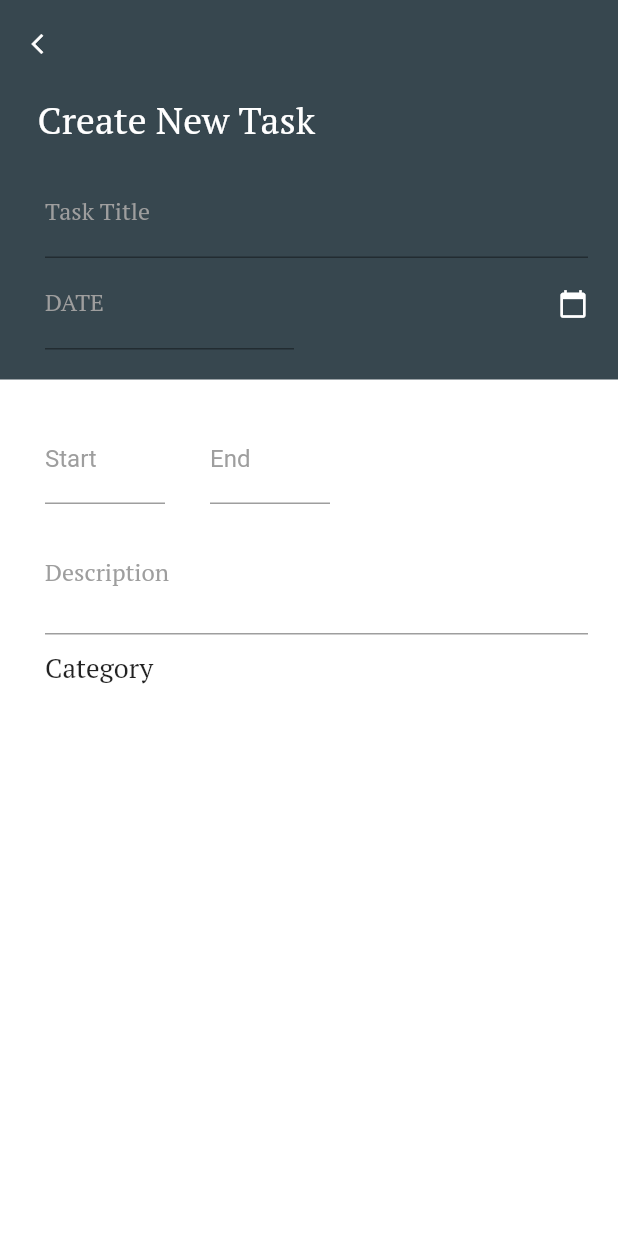
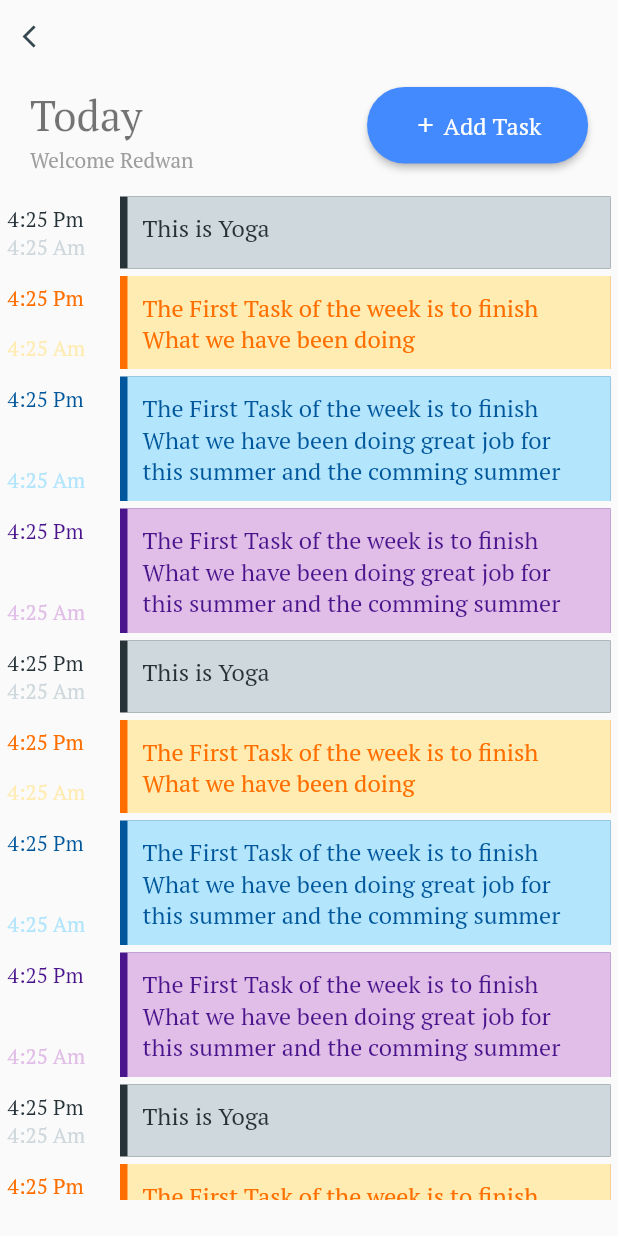
Before and after one commit to redwanJemal/DailyActivity, a Flutter app: the screen it shows after launch, after a tap on the "calendar today" icon, on a phone screen of 412 x 824 dp. Run offline on Flutter 3.47's test engine with Material 2 defaults, Android fonts, the light colour scheme and no system bars; our stand-ins replace google_fonts; network calls fail.

Commit message:
Ongoing Tasks Added

```diff
--- a/lib/screens/Home.dart
+++ b/lib/screens/Home.dart
@@ -1,3 +1,4 @@
+import 'package:daily_activity/screens/NewTask.dart';
 import 'package:daily_activity/widgets/category.dart';
 import 'package:daily_activity/widgets/my_task.dart';
 import 'package:daily_activity/widgets/profile.dart';
@@ -68,6 +69,16 @@ class _HomeScreenState extends State<HomeScreen>{
           }
         ),
       ),
+      floatingActionButton: FloatingActionButton(
+        onPressed: () {
+          Navigator.push(
+            context,
+            MaterialPageRoute(builder: (context) => NewTask()),
+          );
+        },
+        child: Icon(Icons.add),
+        backgroundColor: Colors.green,
+      ),
     );
   }
 }
--- /dev/null
+++ b/lib/screens/OngoingTasks.dart
@@ -0,0 +1,187 @@
+import 'package:flutter/material.dart';
+import 'package:google_fonts/google_fonts.dart';
+
+class OngoingTasks extends StatelessWidget{
+
+  Widget back(BuildContext context){
+    return Container(
+        child: IconButton(
+          icon: Icon(Icons.arrow_back_ios,color: Color(0xff37474F),size: 18,),
+          onPressed: (){
+            Navigator.pop(context);
+          },
+        )
+    );
+  }
+  Widget newTask(BuildContext context){
+    return Container(
+      padding: EdgeInsets.symmetric(vertical: 10,horizontal: 20),
+      child: Row(
+        mainAxisAlignment: MainAxisAlignment.spaceBetween,
+        crossAxisAlignment: CrossAxisAlignment.start,
+        children: <Widget>[
+          Container(
+              child: Column(
+                crossAxisAlignment: CrossAxisAlignment.start,
+                children: <Widget>[
+                  Container(
+                    child: Text('Today',style: GoogleFonts.pTSerif(
+                        fontSize: 28,
+                        color: Colors.black54
+                    ),),
+                  ),
+                  SizedBox(height: 2,),
+                  Container(
+                    child: Text('Welcome Redwan',style: GoogleFonts.pTSerif(
+                        fontSize: 14,
+                        color: Colors.grey
+                    ),),
+                  )
+                ],
+              )
+          ),
+          Container(
+            child: Container(
+              child: RaisedButton(
+
+                  color: Colors.blueAccent,
+                  shape: RoundedRectangleBorder(
+                    borderRadius: new BorderRadius.circular(25.0),
+                  ),
+                  child: Container(
+                    padding: EdgeInsets.all(15),
+                    child: Center(
+                        child:Row(
+                          children: <Widget>[
+                            Icon(Icons.add,size: 16,color: Colors.white,),
+                            SizedBox(width: 4,),
+                            Text('Add Task',style: GoogleFonts.pTSerif(
+                                color: Colors.white,
+                                fontSize:16
+                            ),),
+                          ],
+                        )),
+                  ),
+                  onPressed: (){
+                    debugPrint('Creating Task');
+                  }
+              ),
+            ),
+          ),
+        ],
+      ),
+    );
+  }
+
+  Widget task(bold,lighter,text){
+    return Container(
+      margin: EdgeInsets.fromLTRB(0, 5, 0, 0),
+      child: IntrinsicHeight(
+        child: Row(
+          mainAxisAlignment: MainAxisAlignment.start,
+          crossAxisAlignment: CrossAxisAlignment.stretch,
+          children: <Widget>[
+            Container(
+              padding: EdgeInsets.all(5),
+              width: 80,
+              child: Column(
+                mainAxisAlignment: MainAxisAlignment.spaceBetween,
+                crossAxisAlignment: CrossAxisAlignment.start,
+                mainAxisSize: MainAxisSize.max,
+                children: <Widget>[
+                  Text('4:25 Pm',style: GoogleFonts.pTSerif(
+                    fontSize: 14,
+                    color: Color(bold)
+                  ),),
+                  Text('4:25 Am',style: GoogleFonts.pTSerif(
+                      fontSize: 14,
+                      color: Color(lighter)
+                  ),)
+                ],
+              ),
+            ),
+            Expanded(
+              flex: 2,
+              child: Container(
+                padding: EdgeInsets.fromLTRB(5, 0, 0, 0),
+                margin: EdgeInsets.fromLTRB(0, 0, 5, 0),
+                decoration: BoxDecoration(
+                  color:Color(bold)
+                ),
+                child: Container(
+                  color: Color(lighter),
+                  padding: EdgeInsets.symmetric(vertical: 10,horizontal: 10),
+                  child: Text(text,maxLines: 3,overflow: TextOverflow.ellipsis, style: GoogleFonts.pTSerif(
+                    color: Color(bold),
+                    fontSize: 16,
+                  ),),
+                ),
+              ),
+            ),
+          ],
+        ),
+      ),
+    );
+  }
+
+  Widget task2(bold,lighter,text){
+    return Container(
+        margin: EdgeInsets.fromLTRB(0, 5, 0, 0),
+        color: Colors.blue,
+    );
+  }
+
+  Widget taskLists(){
+
+    final List<String> tasks = <String>[
+      'This is Yoga',
+      'The First Task of the week is to finish What we have been doing',
+      'The First Task of the week is to finish What we have been doing great job for this summer and the comming summer',
+      'The First Task of the week is to finish What we have been doing great job for this summer and the comming summer',
+      'This is Yoga',
+      'The First Task of the week is to finish What we have been doing',
+      'The First Task of the week is to finish What we have been doing great job for this summer and the comming summer',
+      'The First Task of the week is to finish What we have been doing great job for this summer and the comming summer',
+      'This is Yoga',
+      'The First Task of the week is to finish What we have been doing',
+      'The First Task of the week is to finish What we have been doing great job for this summer and the comming summer',
+      'The First Task of the week is to finish What we have been doing great job for this summer and the comming summer'
+    ];
+    final List<int> boldColors = <int>[0xff263238, 0xffFF6F00, 0xff01579B,0xff4A148C,0xff263238, 0xffFF6F00, 0xff01579B,0xff4A148C,0xff263238, 0xffFF6F00, 0xff01579B,0xff4A148C];
+    final List<int> lighterColors = <int>[0xffCFD8DC, 0xffFFECB3, 0xffB3E5FC,0xffE1BEE7,0xffCFD8DC, 0xffFFECB3, 0xffB3E5FC,0xffE1BEE7,0xffCFD8DC, 0xffFFECB3, 0xffB3E5FC,0xffE1BEE7];
+
+    return ListView.builder(
+      itemCount: tasks.length,
+      itemBuilder: (context, index) {
+        return task(boldColors[index],lighterColors[index],tasks[index]);
+      },
+    );
+  }
+
+  @override
+  Widget build(BuildContext context) {
+    // TODO: implement build
+    return Scaffold(
+      body: SafeArea(
+        child: Container(
+          child: Column(
+            mainAxisAlignment: MainAxisAlignment.start,
+            crossAxisAlignment: CrossAxisAlignment.start,
+            mainAxisSize: MainAxisSize.max,
+            children: <Widget>[
+              back(context),
+              newTask(context),
+              //tasksByDate(),
+              //taskLists()
+              Container(
+                height: MediaQuery.of(context).size.height - 150,
+                child: taskLists(),
+              )
+            ],
+          ),
+        ),
+      ),
+    );
+  }
+
+}
--- a/lib/widgets/my_task.dart
+++ b/lib/widgets/my_task.dart
@@ -1,4 +1,4 @@
-import 'package:daily_activity/screens/NewTask.dart';
+import 'package:daily_activity/screens/OngoingTasks.dart';
 import 'package:flutter/material.dart';
 import 'package:google_fonts/google_fonts.dart';
 
@@ -111,7 +111,7 @@ class _MyTaskState extends State<MyTask>{
                     child: IconButton(icon: Icon(Icons.calendar_today,size: 18,), onPressed: (){
                       Navigator.push(
                         context,
-                        MaterialPageRoute(builder: (context) => NewTask()),
+                        MaterialPageRoute(builder: (context) => OngoingTasks()),
                       );
                     })),
               )
```
Also changed, not shown: lib/screens/NewTask.dart (+90 -5 lines).
